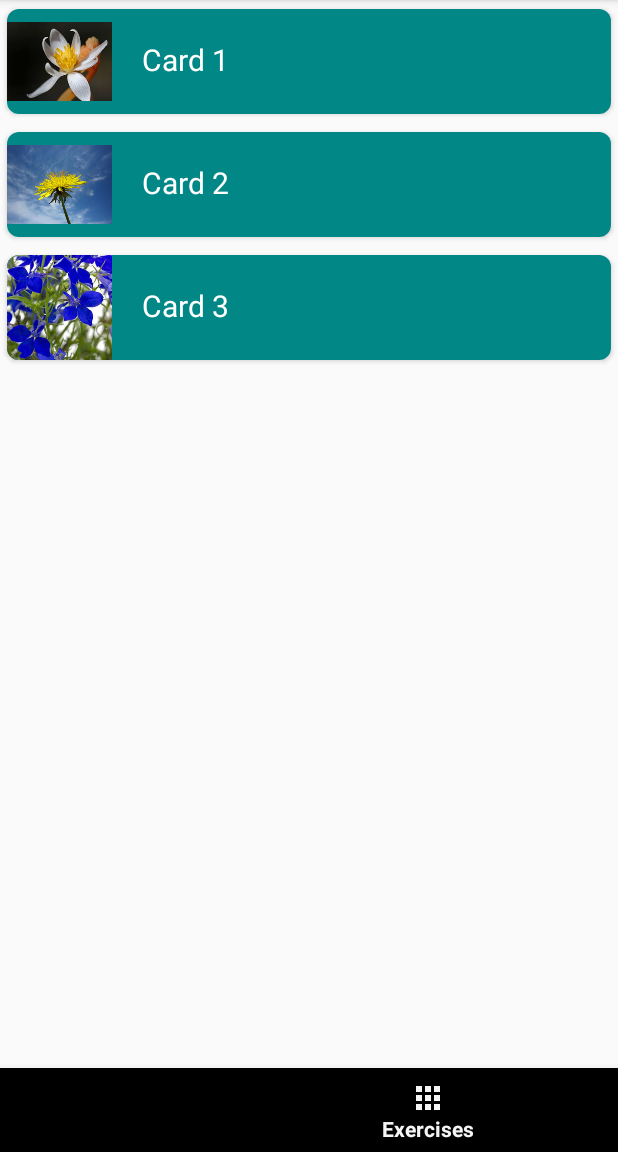
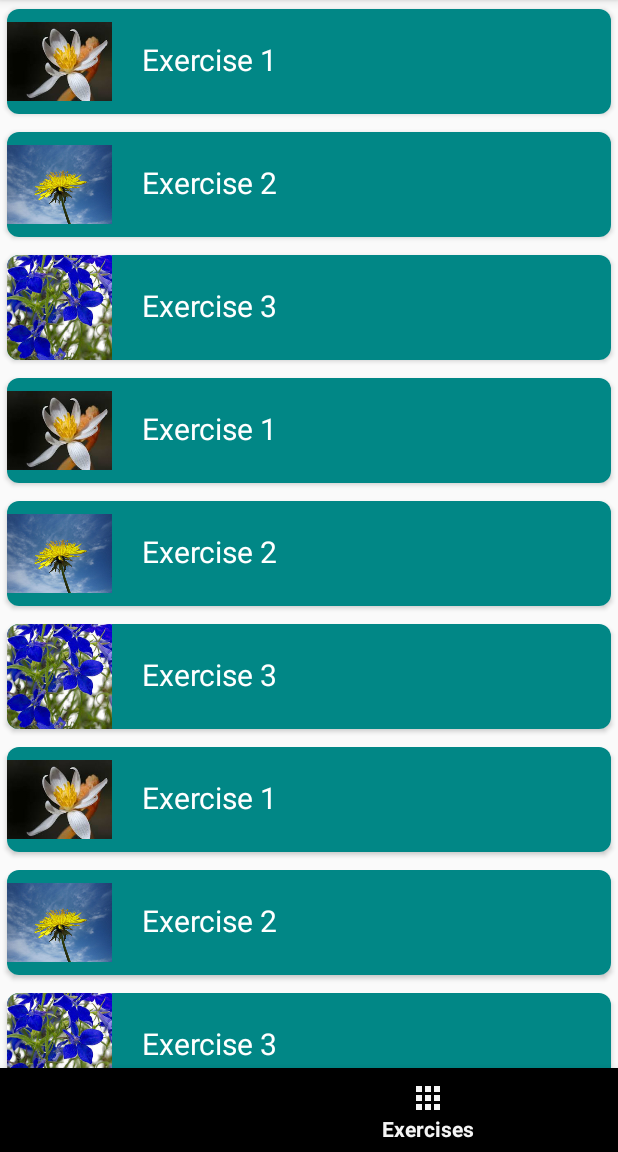
Before and after one commit to chuongdks/COMP_4200_Project, an Android app: the screen it shows after launch (MainActivity), item 4 of the bottom bar chosen, on a phone screen of 412 x 824 dp, the part 84-1236 px from its top. Run offline under Robolectric (Android 15) with nearby library versions, the phone set to English and light mode, and no system bars.

Commit message:
# Commit 0.0: smol change

```diff
--- a/app/src/main/java/com/example/workout/ExerciseListFragment.java
+++ b/app/src/main/java/com/example/workout/ExerciseListFragment.java
@@ -83,9 +83,21 @@ public class ExerciseListFragment extends Fragment {
         recyclerView.setLayoutManager(linearLayoutManager);
 
         // Adding text and image to the Recycler View
-        dataSets.add(new ExerciseDataSet("Card 1", R.drawable.image1));
-        dataSets.add(new ExerciseDataSet("Card 2", R.drawable.image2));
-        dataSets.add(new ExerciseDataSet("Card 3", R.drawable.image3));
+        dataSets.add(new ExerciseDataSet("Exercise 1", R.drawable.image1));
+        dataSets.add(new ExerciseDataSet("Exercise 2", R.drawable.image2));
+        dataSets.add(new ExerciseDataSet("Exercise 3", R.drawable.image3));
+        dataSets.add(new ExerciseDataSet("Exercise 1", R.drawable.image1));
+        dataSets.add(new ExerciseDataSet("Exercise 2", R.drawable.image2));
+        dataSets.add(new ExerciseDataSet("Exercise 3", R.drawable.image3));
+        dataSets.add(new ExerciseDataSet("Exercise 1", R.drawable.image1));
+        dataSets.add(new ExerciseDataSet("Exercise 2", R.drawable.image2));
+        dataSets.add(new ExerciseDataSet("Exercise 3", R.drawable.image3));
+        dataSets.add(new ExerciseDataSet("Exercise 1", R.drawable.image1));
+        dataSets.add(new ExerciseDataSet("Exercise 2", R.drawable.image2));
+        dataSets.add(new ExerciseDataSet("Exercise 3", R.drawable.image3));
+        dataSets.add(new ExerciseDataSet("Exercise 1", R.drawable.image1));
+        dataSets.add(new ExerciseDataSet("Exercise 2", R.drawable.image2));
+        dataSets.add(new ExerciseDataSet("Exercise 3", R.drawable.image3));
 
         // Set Adapter for Recycler view
         ExerciseAdapter myAdapter = new ExerciseAdapter(dataSets,  getActivity());
```
